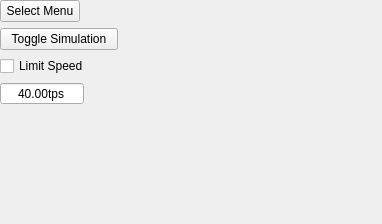
The window that src/gui/controls.ui (Martian-Technologies/Logic-Graph-Creator) describes before a commit, drawn with Qt 5.
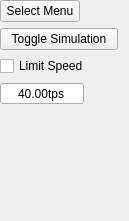
The same window after the commit.

```diff
--- a/src/gui/controls.ui
+++ b/src/gui/controls.ui
@@ -6,8 +6,8 @@
    <rect>
     <x>0</x>
     <y>0</y>
-    <width>382</width>
-    <height>224</height>
+    <width>129</width>
+    <height>221</height>
    </rect>
   </property>
   <property name="windowTitle">
@@ -149,7 +149,7 @@
      <property name="sizeHint" stdset="0">
       <size>
        <width>20</width>
-       <height>95</height>
+       <height>88</height>
       </size>
      </property>
     </spacer>
```
